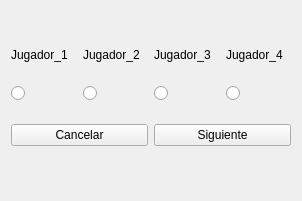
The window that selectplayer.ui (Joscart/Juego-OCA) describes before a commit, drawn with Qt 5.
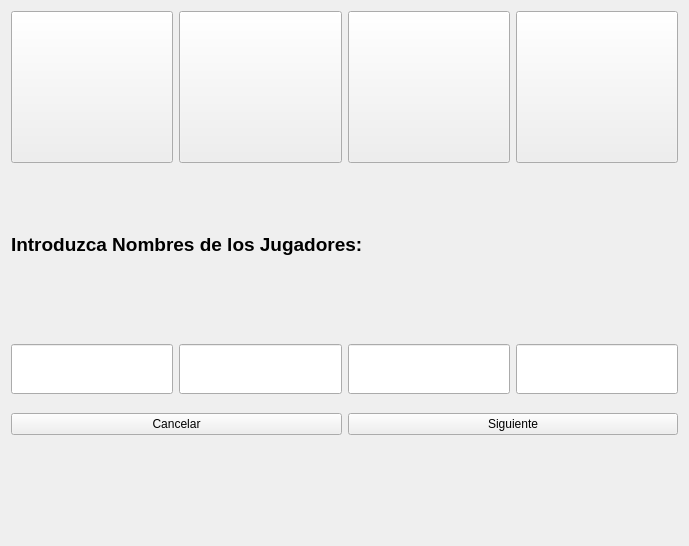
The same window after the commit.

Commit message: Actualizacion Jugadores

What changed in the file:
```diff
--- a/selectplayer.ui
+++ b/selectplayer.ui
@@ -6,158 +6,30 @@
    <rect>
     <x>0</x>
     <y>0</y>
-    <width>302</width>
-    <height>201</height>
+    <width>689</width>
+    <height>546</height>
    </rect>
   </property>
   <property name="windowTitle">
    <string>Form</string>
   </property>
+  <layout class="QVBoxLayout" name="verticalLayout_2">
+   <item>
   <layout class="QVBoxLayout" name="verticalLayout">
-   <item>
-    <layout class="QHBoxLayout" name="horizontalLayout_2">
-     <item>
-      <widget class="QLabel" name="lblImagenFicha_1">
-       <property name="sizePolicy">
-        <sizepolicy hsizetype="Expanding" vsizetype="Expanding">
-         <horstretch>0</horstretch>
-         <verstretch>0</verstretch>
-        </sizepolicy>
-       </property>
-       <property name="maximumSize">
-        <size>
-         <width>200</width>
-         <height>200</height>
-        </size>
-       </property>
-       <property name="text">
-        <string/>
-       </property>
-       <property name="scaledContents">
-        <bool>true</bool>
-       </property>
-       <property name="alignment">
-        <set>Qt::AlignCenter</set>
-       </property>
-      </widget>
-     </item>
-     <item>
-      <widget class="QLabel" name="lblImagenFicha_2">
-       <property name="sizePolicy">
-        <sizepolicy hsizetype="Expanding" vsizetype="Expanding">
-         <horstretch>0</horstretch>
-         <verstretch>0</verstretch>
-        </sizepolicy>
-       </property>
-       <property name="maximumSize">
-        <size>
-         <width>200</width>
-         <height>200</height>
-        </size>
-       </property>
-       <property name="text">
-        <string/>
-       </property>
-       <property name="scaledContents">
-        <bool>true</bool>
-       </property>
-       <property name="alignment">
-        <set>Qt::AlignCenter</set>
-       </property>
-      </widget>
-     </item>
-     <item>
-      <widget class="QLabel" name="lblImagenFicha_3">
-       <property name="sizePolicy">
-        <sizepolicy hsizetype="Expanding" vsizetype="Expanding">
-         <horstretch>0</horstretch>
-         <verstretch>0</verstretch>
-        </sizepolicy>
-       </property>
-       <property name="maximumSize">
-        <size>
-         <width>200</width>
-         <height>200</height>
-        </size>
-       </property>
-       <property name="text">
-        <string/>
-       </property>
-       <property name="scaledContents">
-        <bool>true</bool>
-       </property>
-       <property name="alignment">
-        <set>Qt::AlignCenter</set>
-       </property>
-      </widget>
-     </item>
-     <item>
-      <widget class="QLabel" name="lblImagenFicha_4">
-       <property name="sizePolicy">
-        <sizepolicy hsizetype="Expanding" vsizetype="Expanding">
-         <horstretch>0</horstretch>
-         <verstretch>0</verstretch>
-        </sizepolicy>
-       </property>
-       <property name="maximumSize">
-        <size>
-         <width>200</width>
-         <height>200</height>
-        </size>
-       </property>
-       <property name="text">
-        <string/>
-       </property>
-       <property name="scaledContents">
-        <bool>true</bool>
-       </property>
-       <property name="alignment">
-        <set>Qt::AlignCenter</set>
-       </property>
-      </widget>
-     </item>
-    </layout>
-   </item>
-   <item>
-    <layout class="QHBoxLayout" name="horizontalLayout_3">
-     <item>
-      <widget class="QLabel" name="lblJugador_1">
-       <property name="text">
-        <string>Jugador_1</string>
-       </property>
-      </widget>
-     </item>
-     <item>
-      <widget class="QLabel" name="lblJugador_2">
-       <property name="text">
-        <string>Jugador_2</string>
-       </property>
-      </widget>
-     </item>
-     <item>
-      <widget class="QLabel" name="lblJugador_3">
-       <property name="text">
-        <string>Jugador_3</string>
-       </property>
-      </widget>
-     </item>
-     <item>
-      <widget class="QLabel" name="lblJugador_4">
-       <property name="text">
-        <string>Jugador_4</string>
-       </property>
-      </widget>
-     </item>
-    </layout>
-   </item>
    <item>
     <layout class="QHBoxLayout" name="horizontalLayout">
      <item>
-      <widget class="QRadioButton" name="rbtnJugador_1">
+        <widget class="QPushButton" name="rbtnJugador_1">
+         <property name="sizePolicy">
+          <sizepolicy hsizetype="Minimum" vsizetype="Minimum">
+           <horstretch>0</horstretch>
+           <verstretch>0</verstretch>
+          </sizepolicy>
+         </property>
        <property name="minimumSize">
         <size>
-         <width>50</width>
-         <height>50</height>
+           <width>100</width>
+           <height>100</height>
         </size>
        </property>
        <property name="text">
@@ -169,55 +41,156 @@
       </widget>
      </item>
      <item>
-      <widget class="QRadioButton" name="rbtnJugador_2">
+        <widget class="QPushButton" name="rbtnJugador_2">
+         <property name="sizePolicy">
+          <sizepolicy hsizetype="Minimum" vsizetype="Minimum">
+           <horstretch>0</horstretch>
+           <verstretch>0</verstretch>
+          </sizepolicy>
+         </property>
        <property name="minimumSize">
         <size>
-         <width>50</width>
-         <height>50</height>
+           <width>100</width>
+           <height>100</height>
         </size>
        </property>
        <property name="text">
         <string/>
        </property>
-       <property name="autoExclusive">
-        <bool>false</bool>
-       </property>
+        </widget>
+       </item>
+       <item>
+        <widget class="QPushButton" name="rbtnJugador_3">
+         <property name="sizePolicy">
+          <sizepolicy hsizetype="Minimum" vsizetype="Minimum">
+           <horstretch>0</horstretch>
+           <verstretch>0</verstretch>
+          </sizepolicy>
+         </property>
+         <property name="minimumSize">
+          <size>
+           <width>100</width>
+           <height>100</height>
+          </size>
+         </property>
+         <property name="text">
+          <string/>
+         </property>
       </widget>
      </item>
      <item>
-      <widget class="QRadioButton" name="rbtnJugador_3">
+        <widget class="QPushButton" name="rbtnJugador_4">
+         <property name="sizePolicy">
+          <sizepolicy hsizetype="Minimum" vsizetype="Minimum">
+           <horstretch>0</horstretch>
+           <verstretch>0</verstretch>
+          </sizepolicy>
+         </property>
        <property name="minimumSize">
         <size>
-         <width>50</width>
-         <height>50</height>
+           <width>100</width>
+           <height>100</height>
         </size>
        </property>
        <property name="text">
         <string/>
        </property>
-       <property name="autoExclusive">
-        <bool>false</bool>
+        </widget>
+       </item>
+      </layout>
+     </item>
+     <item>
+      <widget class="QLabel" name="label">
+       <property name="font">
+        <font>
+         <pointsize>14</pointsize>
+         <bold>true</bold>
+        </font>
        </property>
+       <property name="text">
+        <string>Introduzca Nombres de los Jugadores:</string>
+       </property>
       </widget>
      </item>
      <item>
-      <widget class="QRadioButton" name="rbtnJugador_4">
+      <spacer name="verticalSpacer_2">
+       <property name="orientation">
+        <enum>Qt::Vertical</enum>
+       </property>
+       <property name="sizeType">
+        <enum>QSizePolicy::Fixed</enum>
+       </property>
+       <property name="sizeHint" stdset="0">
+        <size>
+         <width>17</width>
+         <height>18</height>
+        </size>
+       </property>
+      </spacer>
+     </item>
+     <item>
+      <layout class="QHBoxLayout" name="horizontalLayout_3">
+       <item>
+        <widget class="QLineEdit" name="lineEditJugador_1">
        <property name="minimumSize">
         <size>
          <width>50</width>
          <height>50</height>
         </size>
        </property>
-       <property name="text">
-        <string/>
-       </property>
-       <property name="autoExclusive">
-        <bool>false</bool>
+        </widget>
+       </item>
+       <item>
+        <widget class="QLineEdit" name="lineEditJugador_2">
+         <property name="minimumSize">
+          <size>
+           <width>50</width>
+           <height>50</height>
+          </size>
+         </property>
+        </widget>
+       </item>
+       <item>
+        <widget class="QLineEdit" name="lineEditJugador_3">
+         <property name="minimumSize">
+          <size>
+           <width>50</width>
+           <height>50</height>
+          </size>
        </property>
       </widget>
      </item>
-    </layout>
-   </item>
+       <item>
+        <widget class="QLineEdit" name="lineEditJugador_4">
+         <property name="enabled">
+          <bool>true</bool>
+         </property>
+         <property name="minimumSize">
+          <size>
+           <width>50</width>
+           <height>50</height>
+          </size>
+         </property>
+        </widget>
+       </item>
+      </layout>
+     </item>
+     <item>
+      <spacer name="verticalSpacer_3">
+       <property name="orientation">
+        <enum>Qt::Vertical</enum>
+       </property>
+       <property name="sizeType">
+        <enum>QSizePolicy::Fixed</enum>
+       </property>
+       <property name="sizeHint" stdset="0">
+        <size>
+         <width>17</width>
+         <height>13</height>
+        </size>
+       </property>
+      </spacer>
+     </item>
    <item>
     <layout class="QHBoxLayout" name="horizontalLayout_4">
      <item>
@@ -236,15 +209,20 @@
      </item>
     </layout>
    </item>
+    </layout>
+   </item>
    <item>
     <spacer name="verticalSpacer">
      <property name="orientation">
       <enum>Qt::Vertical</enum>
      </property>
+     <property name="sizeType">
+      <enum>QSizePolicy::Fixed</enum>
+     </property>
      <property name="sizeHint" stdset="0">
       <size>
        <width>20</width>
-       <height>44</height>
+       <height>100</height>
       </size>
      </property>
     </spacer>
```
Left out of the diff: 3 changed lines with no effect on the pictures. Lines whose indentation alone changed are shown as unchanged. The commit also changes 9 other files.
